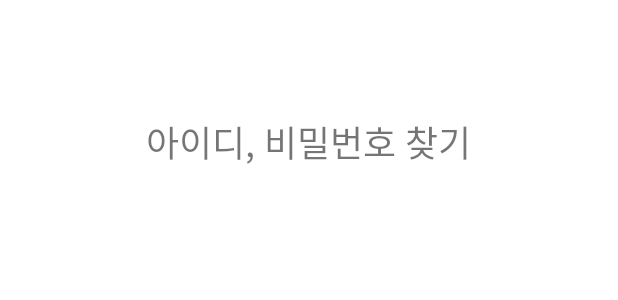
After one commit to CSeoyeon/2022SWProject, an Android app: the layout fragment_findapassword.xml on its own in the app's theme, with its tools: preview values and no code run, on a phone screen of 412 x 824 dp. The commit adds this screen. Shown: the top 300 px of the screen. Run offline under Robolectric (Android 15) with nearby library versions, the phone set to English and light mode, and no system bars.

Commit message:
find a password(xml, fragment 제작)

```diff
--- a/app/src/main/java/com/example/a2022swproject/mainFunction/userBoard/BoardFragment/WritingBoardFragment.java
+++ b/app/src/main/java/com/example/a2022swproject/mainFunction/userBoard/BoardFragment/WritingBoardFragment.java
@@ -21,6 +21,7 @@ import androidx.activity.result.ActivityResultLauncher;
 import androidx.activity.result.contract.ActivityResultContracts;
 import androidx.annotation.NonNull;
 import androidx.annotation.Nullable;
+import androidx.core.widget.NestedScrollView;
 import androidx.fragment.app.Fragment;
 import androidx.lifecycle.Observer;
 import androidx.lifecycle.ViewModelProvider;
@@ -46,6 +47,7 @@ public class WritingBoardFragment extends Fragment {
     private ImageButton imgBtn_addImg;
     private Button bt_writing;
     private TextView tv_checkFurniture;
+    private NestedScrollView scrollView;
 
     public View onCreateView(@NonNull LayoutInflater inflater,
                              ViewGroup container, Bundle savedInstanceState) {
@@ -59,7 +61,7 @@ public class WritingBoardFragment extends Fragment {
         imgBtn_addImg = binding.writingBoardImgbtnAddImg;
         bt_writing = binding.writingBoardBtWriting;
         tv_checkFurniture = binding.writingBoardTvCheckFurniture;
-
+        scrollView = binding.writingBoardScroll;
         return binding.getRoot();
     }
 
--- /dev/null
+++ b/app/src/main/res/layout/fragment_findapassword.xml
@@ -0,0 +1,21 @@
+<?xml version="1.0" encoding="utf-8"?>
+<androidx.constraintlayout.widget.ConstraintLayout xmlns:android="http://schemas.android.com/apk/res/android"
+    xmlns:app="http://schemas.android.com/apk/res-auto"
+    xmlns:tools="http://schemas.android.com/tools"
+    android:layout_width="match_parent"
+    android:layout_height="match_parent">
+
+    <TextView
+        android:id="@+id/findAPasswrod_tv_titleText"
+        android:layout_width="wrap_content"
+        android:layout_height="wrap_content"
+        android:text="아이디, 비밀번호 찾기"
+        android:textSize="24sp"
+        app:layout_constraintBottom_toBottomOf="parent"
+        app:layout_constraintEnd_toEndOf="parent"
+        app:layout_constraintHorizontal_bias="0.498"
+        app:layout_constraintStart_toStartOf="parent"
+        app:layout_constraintTop_toTopOf="parent"
+        app:layout_constraintVertical_bias="0.097" />
+
+</androidx.constraintlayout.widget.ConstraintLayout>
--- a/app/src/main/res/layout/fragment_signin.xml
+++ b/app/src/main/res/layout/fragment_signin.xml
@@ -91,10 +91,11 @@
         android:layout_height="wrap_content"
         android:layout_marginStart="8dp"
         android:background="@android:color/transparent"
-        android:text="비밀번호 찾기"
+        android:text="아이디, 비밀번호 찾기"
         android:textColor="@color/black"
         app:layout_constraintBottom_toBottomOf="@+id/signIn_bt_signUp"
         app:layout_constraintEnd_toEndOf="@+id/SignIn_et_password"
+        app:layout_constraintHorizontal_bias="0.264"
         app:layout_constraintStart_toEndOf="@+id/SignIn_tv_slash" />
 
     <Button
```
Also changed, not shown: app/src/main/java/com/example/a2022swproject/account/fragment/FindAPasswordFragment.java (added, +36 -0 lines), app/src/main/java/com/example/a2022swproject/account/model/FindAPasswordViewModel.java (added, +8 -0 lines), app/src/main/res/layout/fragment_writingboard.xml (+5 -3 lines).
